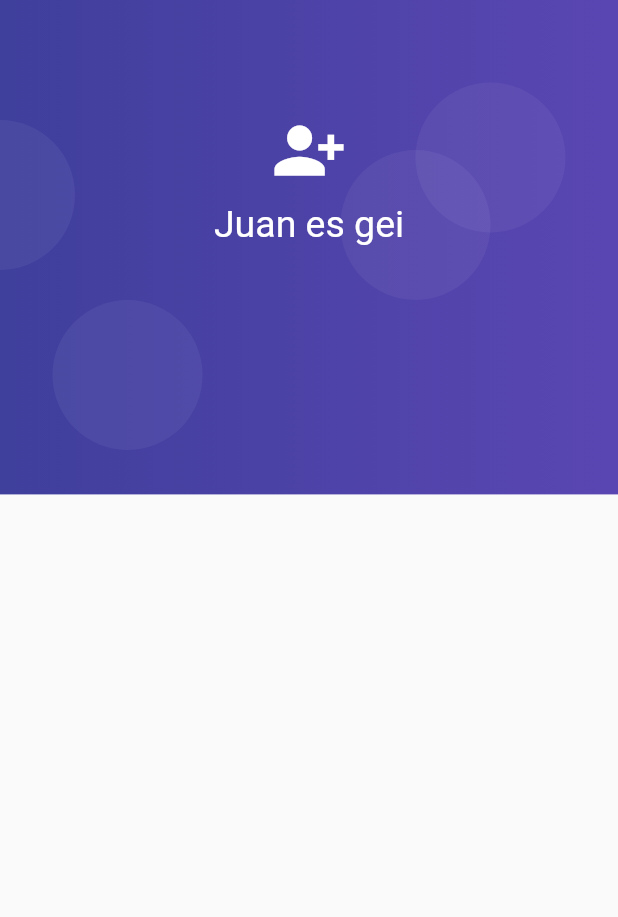
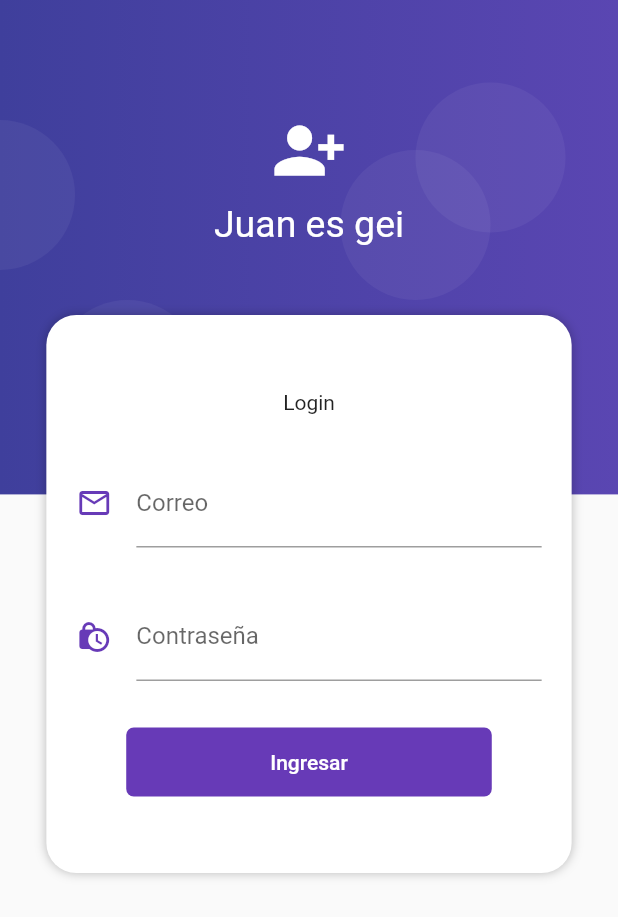
Before and after one commit to XzzIsor/bloc_pattern, a Flutter app: the screen it shows after launch, on a phone screen of 412 x 824 dp. Shown: the top 917 px of the screen. Run offline on Flutter 3.47's test engine with Material 2 defaults, Android fonts, the phone set to English and light mode, and no system bars.

Commit message:
FormCreated
Co-authored-by: Esteban R <XzzIsor@users.noreply.github.com>

```diff
--- /dev/null
+++ b/lib/src/Widgets/CustomButton.dart
@@ -0,0 +1,24 @@
+import 'package:flutter/material.dart';
+
+class CustomButton extends StatelessWidget {
+  final String text;
+  final Function onTap;
+  const CustomButton({ this.text, this.onTap});
+
+  @override
+  Widget build(BuildContext context) {
+    return RaisedButton(
+      child: Container(
+        padding: EdgeInsets.symmetric(horizontal: 80, vertical: 15),
+        child: Text(text),
+      ),
+      shape: RoundedRectangleBorder(
+        borderRadius: BorderRadius.circular(5.0),
+      ),
+      elevation: 0,
+      color: Colors.deepPurple,
+      textColor: Colors.white,
+      onPressed: onTap,
+    );
+  }
+}
--- /dev/null
+++ b/lib/src/Widgets/CustomForm.dart
@@ -0,0 +1,47 @@
+import 'package:bloc_pattern/src/Widgets/CustomButton.dart';
+import 'package:flutter/material.dart';
+
+import 'package:bloc_pattern/src/Widgets/CustomTextField.dart';
+
+class CustomForm extends StatelessWidget {
+  @override
+  Widget build(BuildContext context) {
+    final size = MediaQuery.of(context).size;
+    return SingleChildScrollView(
+      child: Column(
+        children: [
+          SafeArea(
+            child: Container(
+              height: 180.0,
+            ),
+          ),
+          Container(
+            width: size.width * 0.85,
+            decoration: BoxDecoration(color: Colors.white,
+              borderRadius: BorderRadius.circular(20),
+              boxShadow: [
+                BoxShadow(
+                  color: Colors.black26,
+                  blurRadius: 5.0,
+                )
+              ]
+            ),
+            padding: EdgeInsets.symmetric(vertical: 50.0),
+            margin: EdgeInsets.symmetric(vertical: 30.0),
+            child: Column(
+              children:[
+                Text('Login'),
+                SizedBox(height: 30.0),
+                CustomTextField(icon: Icons.email_outlined, label: 'Correo', obscureText: false),
+                SizedBox(height: 30.0),
+                CustomTextField(icon: Icons.lock_clock,  label: 'Contraseña', obscureText: true),
+                SizedBox(height: 30.0),
+                CustomButton(onTap: (){}, text: "Ingresar",)
+              ],
+            ),
+          ),
+        ],
+      ),
+    );
+  }
+}
--- /dev/null
+++ b/lib/src/Widgets/CustomTextField.dart
@@ -0,0 +1,22 @@
+import 'package:flutter/material.dart';
+
+class CustomTextField extends StatelessWidget {
+  final String label;
+  final bool obscureText;
+  final IconData icon;
+  CustomTextField({this.icon, this.label, this.obscureText});
+
+  @override
+  Widget build(BuildContext context) {
+    return Container(
+      padding: EdgeInsets.symmetric(horizontal: 20.0),
+      child: TextField(
+        obscureText: obscureText,
+        decoration: InputDecoration(
+          icon: Icon(icon, color: Colors.deepPurple),
+          labelText: label,
+        ),
+      ),
+    );
+  }
+}
--- a/lib/src/screens/LoginScreen.dart
+++ b/lib/src/screens/LoginScreen.dart
@@ -1,3 +1,4 @@
+import 'package:bloc_pattern/src/Widgets/CustomForm.dart';
 import 'package:flutter/material.dart';
 
 import 'package:bloc_pattern/src/Widgets/User_Icon.dart';
@@ -13,6 +14,17 @@ class LoginScreen extends StatelessWidget {
     return Scaffold(
       body: Stack(
         children: [
+          createCompleteBackGround(),
+          CustomForm()
+        ],
+      )
+    );
+  }
+}
+
+Widget createCompleteBackGround(){
+  return Stack(
+        children: [
           Background(),
           Positioned(child: CustomCircle(), top: 200, left: 35,),
           Positioned(child: CustomCircle(), top: 55, right: 35,),
@@ -20,8 +32,5 @@ class LoginScreen extends StatelessWidget {
           Positioned(child: CustomCircle(), top: 100, right: 85,),
           UserIcon(),
         ],
-
-      )
     );
-  }
 }
```
